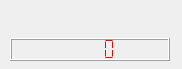
MaxHalldin/WienFilter, file src/pythion/_layout/input.ui: the form before one commit.
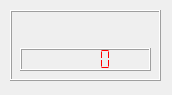
The form after the commit.

Commit message: Added frames and a small plot obj

Diff of the .ui file:
```diff
--- a/src/pythion/_layout/input.ui
+++ b/src/pythion/_layout/input.ui
@@ -6,19 +6,34 @@
    <rect>
     <x>0</x>
     <y>0</y>
-    <width>182</width>
-    <height>69</height>
+    <width>172</width>
+    <height>95</height>
    </rect>
   </property>
   <property name="windowTitle">
    <string>Input Device</string>
   </property>
+  <widget class="QFrame" name="frame">
+   <property name="geometry">
+    <rect>
+     <x>10</x>
+     <y>10</y>
+     <width>151</width>
+     <height>71</height>
+    </rect>
+   </property>
+   <property name="frameShape">
+    <enum>QFrame::Box</enum>
+   </property>
+   <property name="frameShadow">
+    <enum>QFrame::Raised</enum>
+   </property>
   <widget class="QWidget" name="verticalLayoutWidget">
    <property name="geometry">
     <rect>
      <x>10</x>
      <y>10</y>
-     <width>160</width>
+      <width>131</width>
      <height>51</height>
     </rect>
    </property>
@@ -47,6 +62,7 @@
      </widget>
     </item>
    </layout>
+   </widget>
   </widget>
  </widget>
  <resources/>
```
Lines whose indentation alone changed are shown as unchanged. The commit also changes 9 other files.
